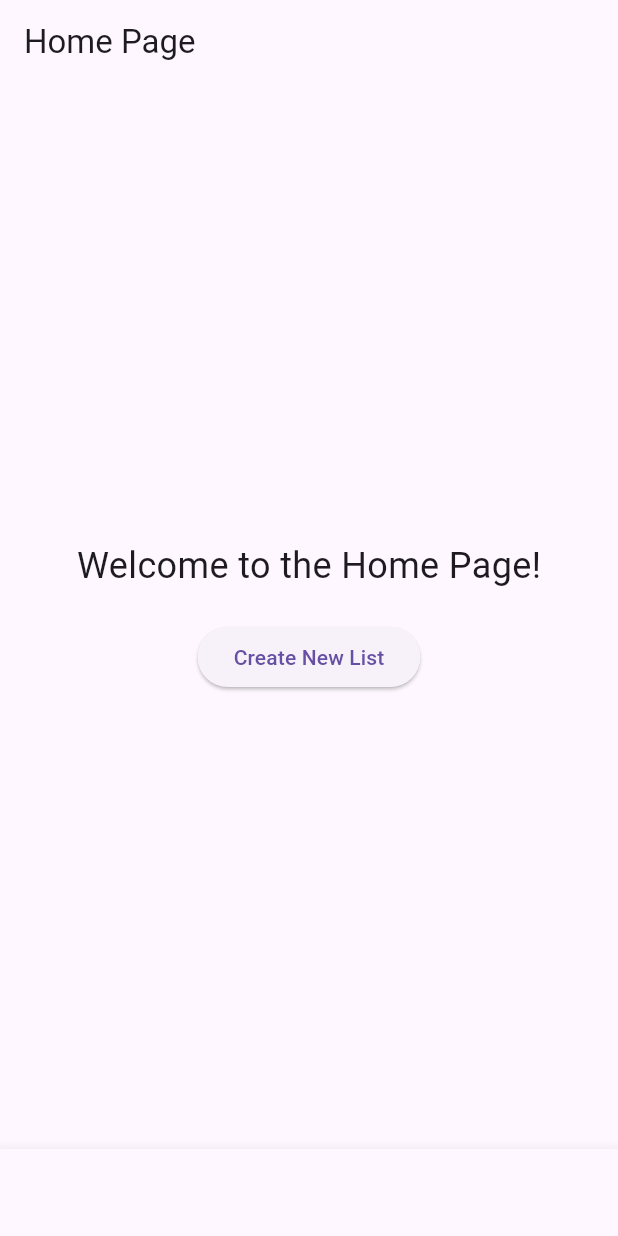
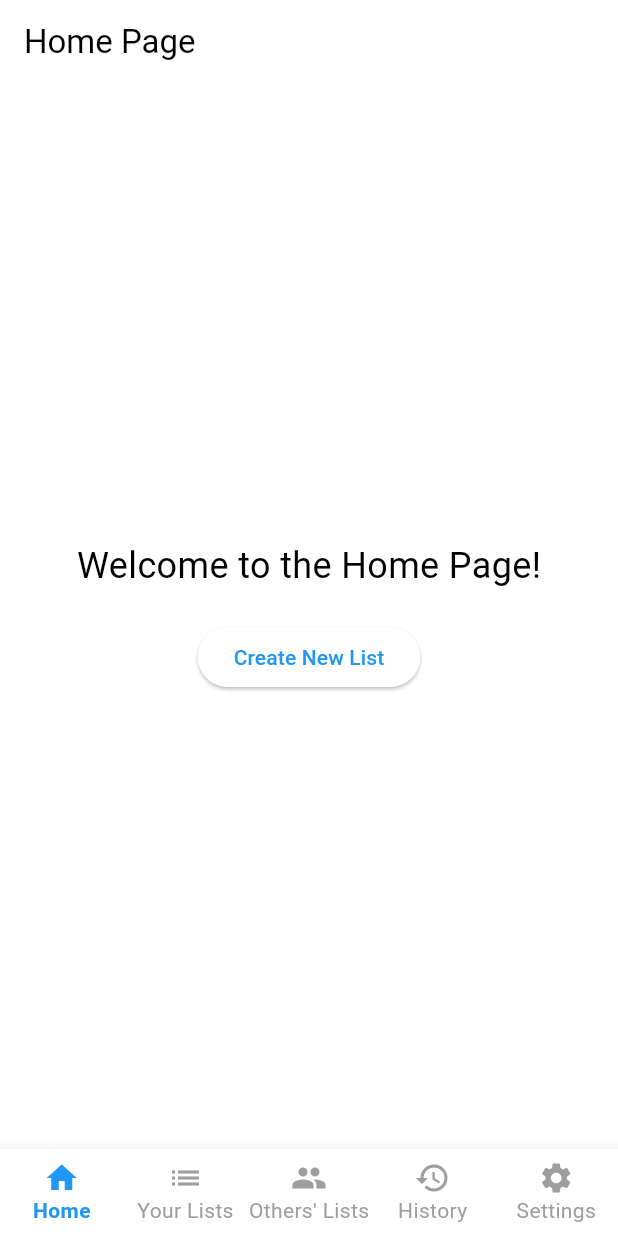
Before and after one commit to Nuhm/WishlistApp, a Flutter app: the screen it shows after launch, on a phone screen of 412 x 824 dp. Run offline on Flutter 3.47's test engine with Material 3 defaults, Android fonts, the phone set to English and light mode, and no system bars.

Commit message:
Styling changes & New list popup
Added primary and secondary colours to determine changes easily.

Changed the new list page to a dialog instead of a page so that it can be displayed on multiple pages.

```diff
--- a/lib/account_page.dart
+++ b/lib/account_page.dart
@@ -21,7 +21,7 @@ class _AccountSettingsPageState extends State<AccountSettingsPage> {
 
     return Scaffold(
       appBar: AppBar(
-        title: Text('Account / Settings'),
+        title: Text('Settings'),
       ),
       body: ListView(
         padding: EdgeInsets.symmetric(vertical: 20.0, horizontal: 16.0),
--- a/lib/home_page.dart
+++ b/lib/home_page.dart
@@ -12,24 +12,29 @@ class HomePage extends StatelessWidget {
         child: Column(
           mainAxisAlignment: MainAxisAlignment.center,
           children: <Widget>[
-            const Text(
+            Text(
               'Welcome to the Home Page!',
-              style: const TextStyle(fontSize: 24),
+              style: TextStyle(fontSize: 24),
             ),
-            const SizedBox(height: 20),
+            SizedBox(height: 20),
             ElevatedButton(
               onPressed: () {
-                // Navigate to NewListPage to create a new list
-                Navigator.push(
-                  context,
-                  MaterialPageRoute(builder: (context) => NewListPage()),
-                );
+                _showCreateListBottomSheet(context);
               },
-              child: const Text('Create New List'),
+              child: Text('Create New List'),
             ),
           ],
         ),
       ),
     );
   }
+
+  void _showCreateListBottomSheet(BuildContext context) {
+    showModalBottomSheet(
+      context: context,
+      builder: (BuildContext context) {
+        return NewListPage(); // Display NewListPage as the bottom sheet
+      },
+    );
+  }
 }
--- a/lib/main.dart
+++ b/lib/main.dart
@@ -37,11 +37,13 @@ class _MyAppState extends State<MyApp> {
   @override
   Widget build(BuildContext context) {
     return MaterialApp(
+      debugShowCheckedModeBanner: false,
       title: 'Your App',
       theme: themeManager.themeData,
       home: Scaffold(
         body: _pages[_selectedIndex],
         bottomNavigationBar: BottomNavigationBar(
+          type: BottomNavigationBarType.fixed,
           currentIndex: _selectedIndex,
           onTap: _onItemTapped,
           items: [
@@ -63,9 +65,17 @@ class _MyAppState extends State<MyApp> {
             ),
             BottomNavigationBarItem(
               icon: Icon(Icons.settings),
-              label: 'Account/Settings',
+              label: 'Settings',
             ),
           ],
+          selectedItemColor: Colors.blue,
+          unselectedItemColor: Colors.grey,
+          showSelectedLabels: true,
+          showUnselectedLabels: true,
+          selectedLabelStyle: TextStyle(fontWeight: FontWeight.bold),
+          unselectedLabelStyle: TextStyle(fontWeight: FontWeight.normal),
+          selectedFontSize: 14.0,
+          unselectedFontSize: 14.0,
         ),
       ),
     );
--- a/lib/managers/theme_manager.dart
+++ b/lib/managers/theme_manager.dart
@@ -6,14 +6,24 @@ class ThemeManager extends ChangeNotifier {
   ThemeData _themeData = _lightTheme;
   ThemeType _currentTheme = ThemeType.light;
 
+  static final ColorScheme _lightColorScheme = ColorScheme.light(
+    primary: Colors.blue,
+    secondary: Colors.red,
+  );
+
+  static final ColorScheme _darkColorScheme = ColorScheme.dark(
+    primary: Colors.blue,
+    secondary: Colors.red,
+  );
+
   static final ThemeData _lightTheme = ThemeData(
     brightness: Brightness.light,
-    // Define your light theme properties here
+    colorScheme: _lightColorScheme,
   );
 
   static final ThemeData _darkTheme = ThemeData(
     brightness: Brightness.dark,
-    // Define your dark theme properties here
+    colorScheme: _darkColorScheme,
   );
 
   ThemeData get themeData => _themeData;
```
Also changed, not shown: lib/new_list_page.dart (+17 -32 lines), lib/your_lists_page.dart (+21 -0 lines).
